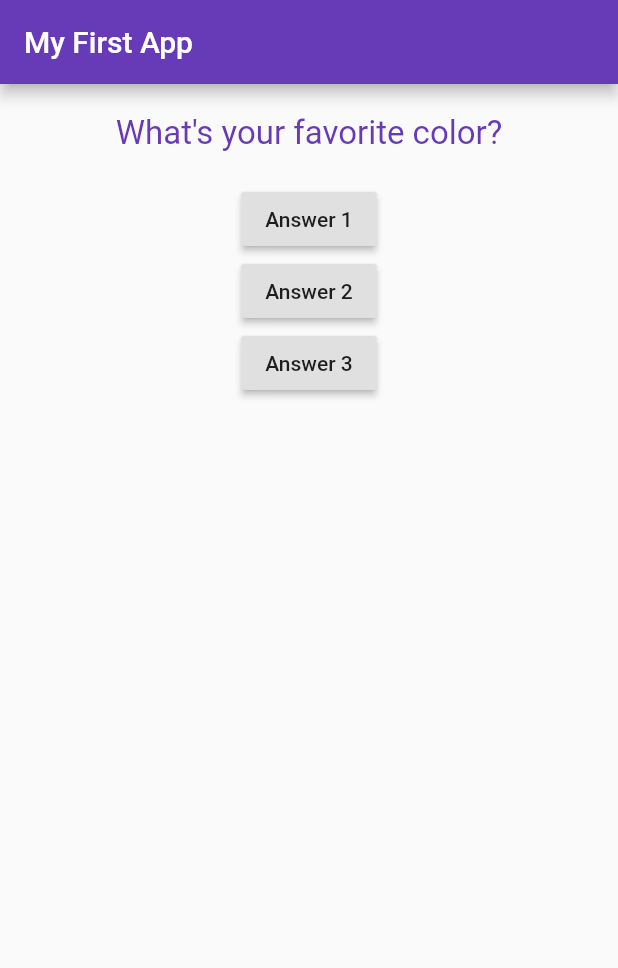
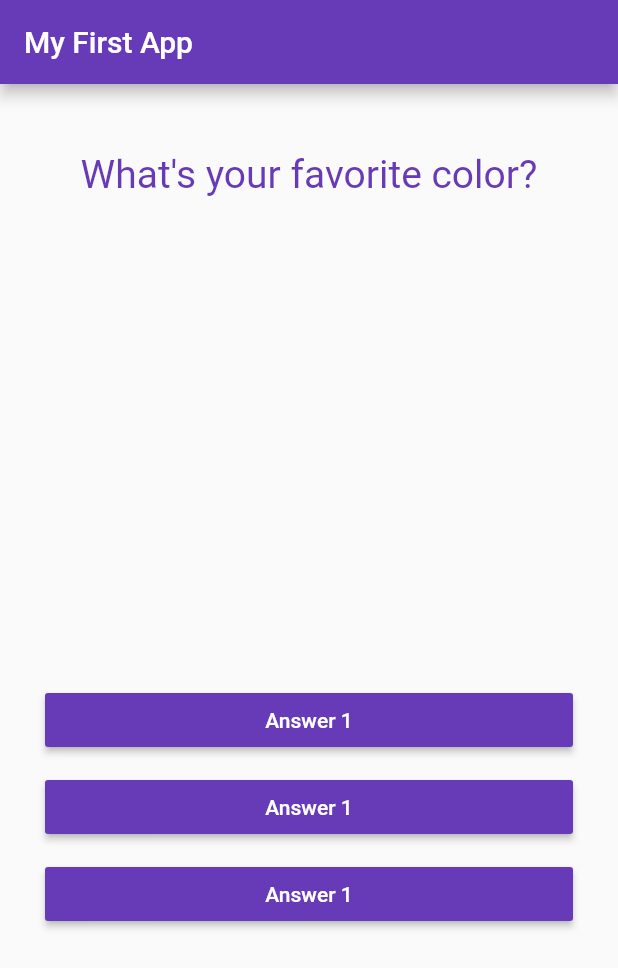
Before and after one commit to Jamiemufu/flutter_basic_quiz, a Flutter app: the screen it shows after launch, on a phone screen of 412 x 824 dp. Shown: the top 968 px of the screen. Run offline on Flutter 3.47's test engine with Material 2 defaults, Android fonts, the phone set to English and light mode, and no system bars.

Commit message:
styled answer buttons

```diff
--- /dev/null
+++ b/lib/answer.dart
@@ -0,0 +1,22 @@
+import 'package:flutter/material.dart';
+
+class Answer extends StatelessWidget {
+  final Function selectHandler;
+
+  Answer(this.selectHandler);
+
+  @override
+  Widget build(BuildContext context) {
+    return Container(
+        width: double.infinity,
+        margin: EdgeInsets.fromLTRB(30, 5, 30, 5),
+        child: RaisedButton(
+          color: Colors.deepPurple,
+          child: Text(
+            'Answer 1',
+            style: TextStyle(color: Colors.white),
+          ),
+          onPressed: selectHandler,
+        ));
+  }
+}
--- a/lib/main.dart
+++ b/lib/main.dart
@@ -1,6 +1,7 @@
 import 'package:flutter/material.dart';
 
 import './question.dart';
+import './answer.dart';
 
 // void main() {
 //   runApp(MyApp());
@@ -32,6 +33,7 @@ class _MyAppState extends State<MyApp> {
       'What\'s your favorite color?',
       'What\'s your favorite animal?',
     ];
+
     return MaterialApp(
       home: Scaffold(
         appBar: AppBar(
@@ -43,21 +45,9 @@ class _MyAppState extends State<MyApp> {
             Question(
               questions[_questionIndex],
             ),
-            RaisedButton(
-              child: Text('Answer 1'),
-              onPressed: _answerQuestion,
-            ),
-            RaisedButton(
-              child: Text('Answer 2'),
-              onPressed: () => print('Answer 2 chosen!'),
-            ),
-            RaisedButton(
-              child: Text('Answer 3'),
-              onPressed: () {
-                // ...
-                print('Answer 3 chosen');
-              },
-            ),
+            Answer(_answerQuestion),
+            Answer(_answerQuestion),
+            Answer(_answerQuestion),
           ],
         ),
       ),
--- a/lib/question.dart
+++ b/lib/question.dart
@@ -10,10 +10,11 @@ class Question extends StatelessWidget {
     return Container(
       width: double.infinity,
       margin: EdgeInsets.all(20),
+      padding: EdgeInsets.only(bottom: 300, top: 25),
       child: Text(
         questionText,
         style: TextStyle(
-          fontSize: 22,
+          fontSize: 26,
           color: Colors.deepPurple,
         ),
         textAlign: TextAlign.center,
```
